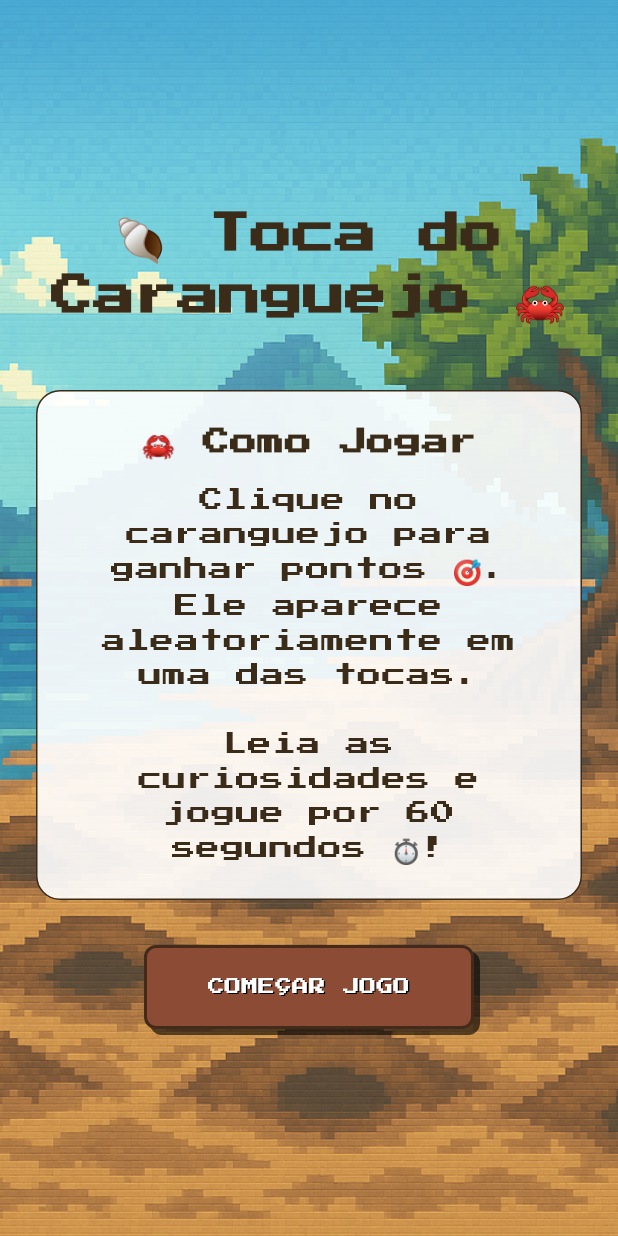
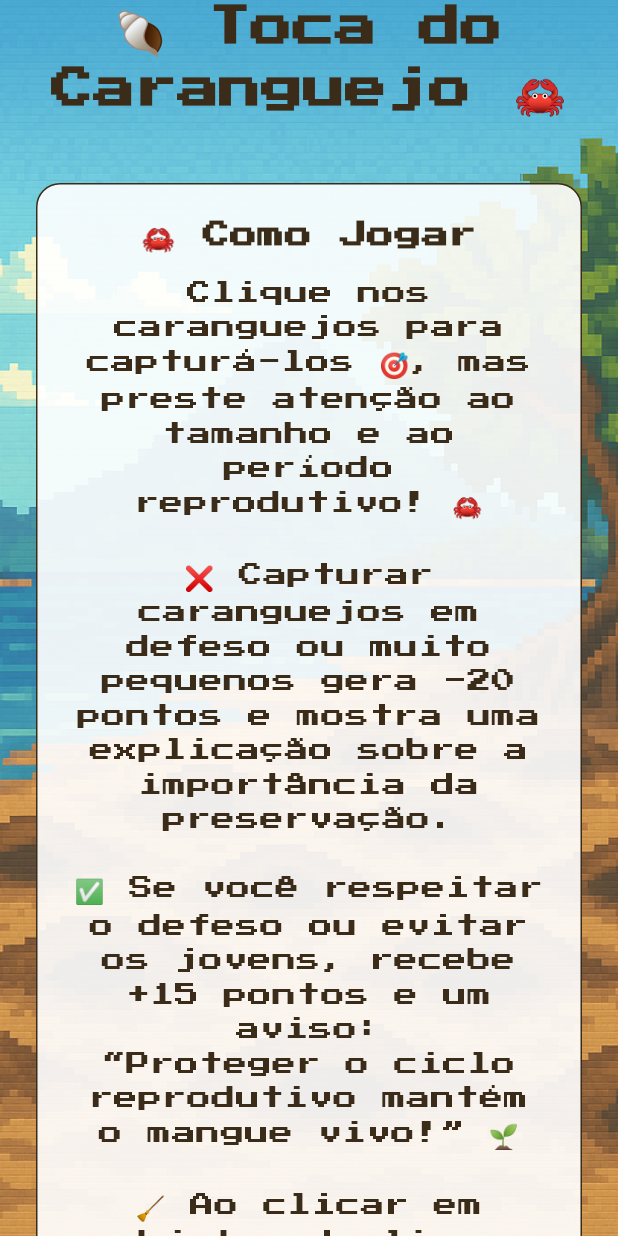
Before and after one commit to kemulau/EcoplayCaicara, a Flutter app: the TocaStartScreen screen opened directly, on a phone screen of 412 x 824 dp. Run offline on Flutter 3.47's test engine with Material 3 defaults, Android fonts, the phone set to English and light mode, and no system bars; our stand-ins replace google_fonts, shared_preferences; accounts and stored records are empty.

```diff
--- a/ecoplaycaicara/lib/main.dart
+++ b/ecoplaycaicara/lib/main.dart
@@ -1,6 +1,6 @@
 import 'package:flutter/material.dart';
 import 'package:google_fonts/google_fonts.dart';
-import 'screens/games/toca-do-caranguejo/start.dart';
+import 'screens/cadastro.dart';
 import 'theme/retro.dart';
 
 
@@ -19,7 +19,7 @@ class EcoplayCaicaraApp extends StatelessWidget {
       theme: retroGameTheme.copyWith(
         textTheme: GoogleFonts.pressStart2pTextTheme(),
       ),
-      home: const TocaStartScreen(), // ← abre direto o jogo
+      home: const CadastroJogadorScreen(),
     );
   }
 }
--- a/ecoplaycaicara/lib/screens/games/toca-do-caranguejo/start.dart
+++ b/ecoplaycaicara/lib/screens/games/toca-do-caranguejo/start.dart
@@ -63,9 +63,15 @@ class TocaStartScreen extends StatelessWidget {
                         ),
                         SizedBox(height: 12),
                         Text(
-                          'Clique no caranguejo para ganhar pontos 🎯.\n'
-                          'Ele aparece aleatoriamente em uma das tocas.\n\n'
-                          'Leia as curiosidades e jogue por 60 segundos ⏱️!',
+                          'Clique nos caranguejos para capturá-los 🎯, '
+                          'mas preste atenção ao tamanho e ao período reprodutivo! 🦀\n\n'
+                          '❌ Capturar caranguejos em defeso ou muito pequenos gera -20 pontos '
+                          'e mostra uma explicação sobre a importância da preservação.\n\n'
+                          '✅ Se você respeitar o defeso ou evitar os jovens, recebe +15 pontos e um aviso:\n'
+                          '“Proteger o ciclo reprodutivo mantém o mangue vivo!” 🌱\n\n'
+                          '🧹 Ao clicar em objetos de lixo, como latas e sacolas, '
+                          'você ajuda a limpar o mangue e ganha +20 pontos!\n\n'
+                          '📚 Leia as curiosidades e jogue por 60 segundos ⏱️!',
                           textAlign: TextAlign.center,
                           style: TextStyle(
                             fontSize: 16,
```
Also changed, not shown: ecoplaycaicara/lib/screens/cadastro.dart (+8 -0 lines), ecoplaycaicara/lib/screens/games/toca-do-caranguejo/game.dart (+59 -12 lines), ecoplaycaicara/lib/screens/home.dart (+12 -1 lines).
